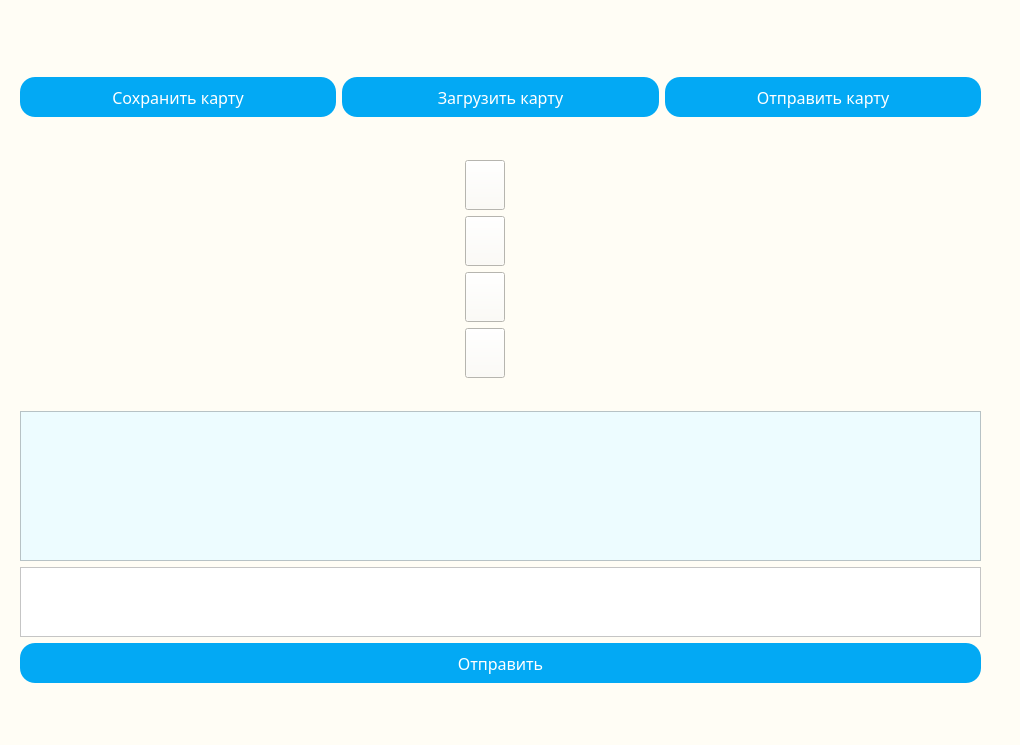
Blinded-by-luck/mil_faculty_app, file Roles/admin/design_admin.ui: the form before one commit.
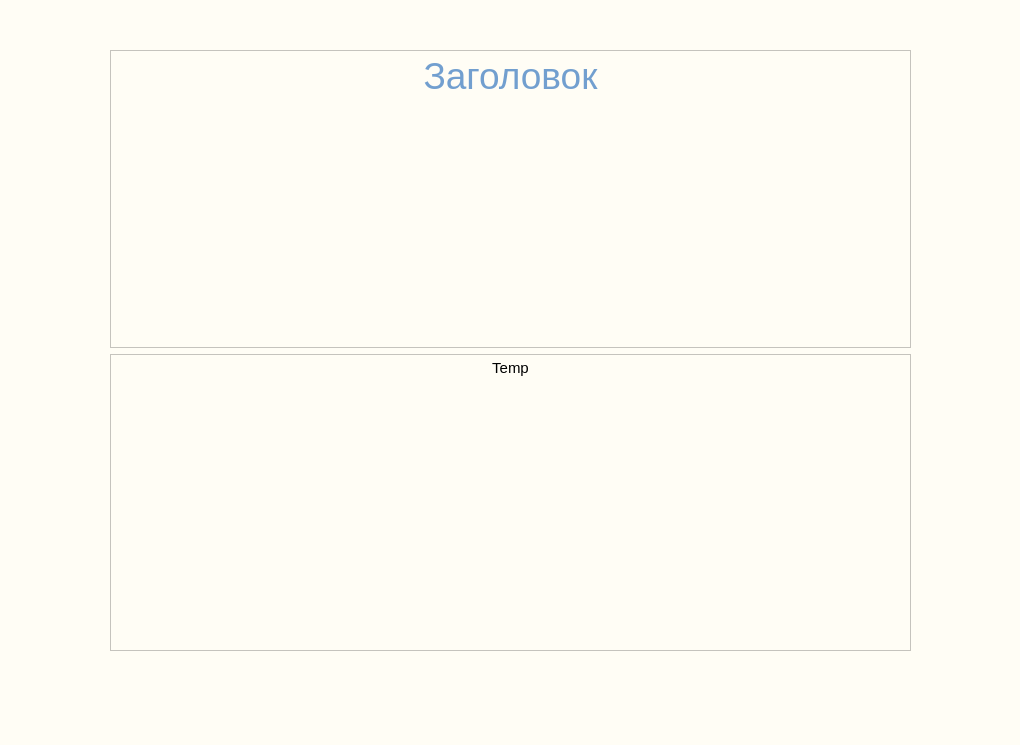
The form after the commit. The open tabs and pages were chosen to show the change. Icons and pictures are not drawn.

```diff
--- a/Roles/admin/design_admin.ui
+++ b/Roles/admin/design_admin.ui
@@ -23,11 +23,74 @@
    <string notr="true">background: #fffdf5;</string>
   </property>
   <widget class="QWidget" name="centralwidget">
-   <widget class="QWidget" name="verticalLayoutWidget_3">
+   <widget class="QStackedWidget" name="stackedWidget">
     <property name="geometry">
      <rect>
       <x>0</x>
-      <y>30</y>
+      <y>0</y>
+      <width>1020</width>
+      <height>723</height>
+     </rect>
+    </property>
+    <property name="currentIndex">
+     <number>1</number>
+    </property>
+    <widget class="QWidget" name="hall">
+     <widget class="QWidget" name="verticalLayoutWidget">
+      <property name="geometry">
+       <rect>
+        <x>110</x>
+        <y>50</y>
+        <width>801</width>
+        <height>601</height>
+       </rect>
+      </property>
+      <layout class="QVBoxLayout" name="main_layout_hall">
+       <property name="sizeConstraint">
+        <enum>QLayout::SetDefaultConstraint</enum>
+       </property>
+       <item>
+        <layout class="QVBoxLayout" name="header_layout_hall">
+         <item>
+          <widget class="QTextEdit" name="header">
+           <property name="readOnly">
+            <bool>true</bool>
+           </property>
+           <property name="html">
+            <string>&lt;!DOCTYPE HTML PUBLIC &quot;-//W3C//DTD HTML 4.0//EN&quot; &quot;http://www.w3.org/TR/REC-html40/strict.dtd&quot;&gt;
+&lt;html&gt;&lt;head&gt;&lt;meta name=&quot;qrichtext&quot; content=&quot;1&quot; /&gt;&lt;style type=&quot;text/css&quot;&gt;
+p, li { white-space: pre-wrap; }
+&lt;/style&gt;&lt;/head&gt;&lt;body style=&quot; font-family:'Ubuntu'; font-size:11pt; font-weight:400; font-style:normal;&quot;&gt;
+&lt;p align=&quot;center&quot; style=&quot; margin-top:0px; margin-bottom:0px; margin-left:0px; margin-right:0px; -qt-block-indent:0; text-indent:0px;&quot;&gt;&lt;span style=&quot; font-size:28pt; color:#729fcf;&quot;&gt;Заголовок&lt;/span&gt;&lt;/p&gt;&lt;/body&gt;&lt;/html&gt;</string>
+           </property>
+          </widget>
+         </item>
+        </layout>
+       </item>
+       <item>
+        <widget class="QTextEdit" name="textEdit">
+         <property name="html">
+          <string>&lt;!DOCTYPE HTML PUBLIC &quot;-//W3C//DTD HTML 4.0//EN&quot; &quot;http://www.w3.org/TR/REC-html40/strict.dtd&quot;&gt;
+&lt;html&gt;&lt;head&gt;&lt;meta name=&quot;qrichtext&quot; content=&quot;1&quot; /&gt;&lt;style type=&quot;text/css&quot;&gt;
+p, li { white-space: pre-wrap; }
+&lt;/style&gt;&lt;/head&gt;&lt;body style=&quot; font-family:'Ubuntu'; font-size:11pt; font-weight:400; font-style:normal;&quot;&gt;
+&lt;p align=&quot;center&quot; style=&quot; margin-top:0px; margin-bottom:0px; margin-left:0px; margin-right:0px; -qt-block-indent:0; text-indent:0px;&quot;&gt;Temp&lt;/p&gt;
+&lt;p align=&quot;center&quot; style=&quot;-qt-paragraph-type:empty; margin-top:0px; margin-bottom:0px; margin-left:0px; margin-right:0px; -qt-block-indent:0; text-indent:0px;&quot;&gt;&lt;br /&gt;&lt;/p&gt;&lt;/body&gt;&lt;/html&gt;</string>
+         </property>
+        </widget>
+       </item>
+       <item>
+        <layout class="QHBoxLayout" name="content_layout_hall"/>
+       </item>
+      </layout>
+     </widget>
+    </widget>
+    <widget class="QWidget" name="room">
+     <widget class="QWidget" name="verticalLayoutWidget_3">
+      <property name="geometry">
+       <rect>
+        <x>-40</x>
+        <y>40</y>
       <width>1001</width>
       <height>681</height>
      </rect>
@@ -382,6 +445,8 @@
       </layout>
      </item>
     </layout>
+     </widget>
+    </widget>
    </widget>
   </widget>
   <widget class="QStatusBar" name="statusbar"/>
```
Lines whose indentation alone changed are shown as unchanged.
